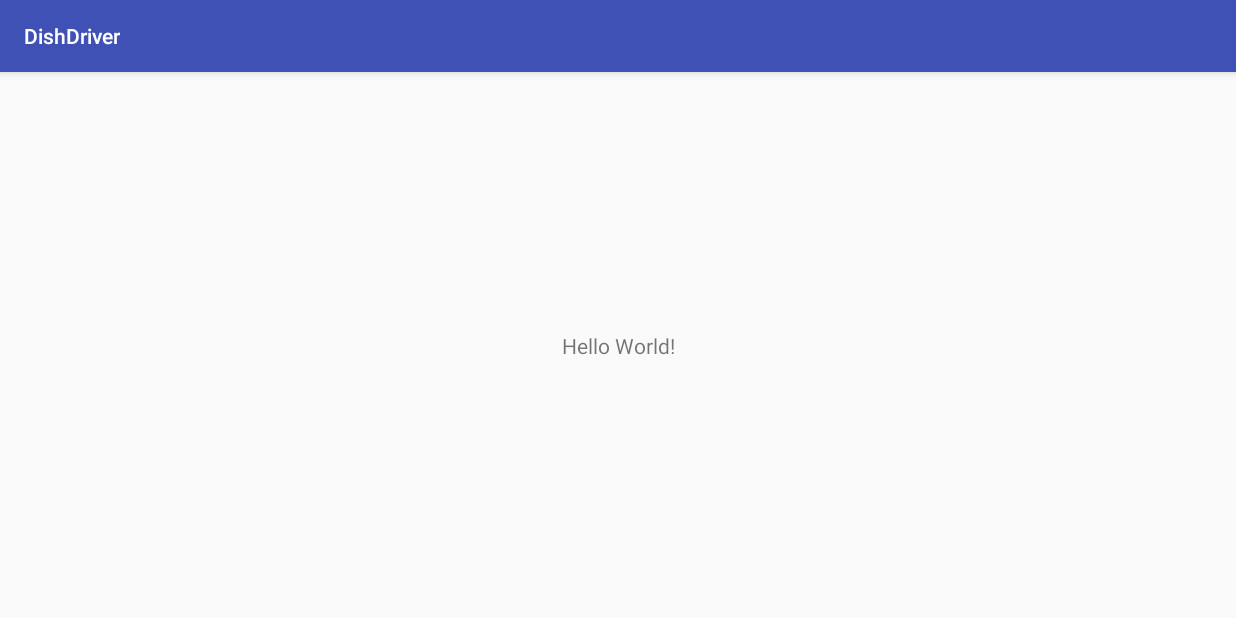
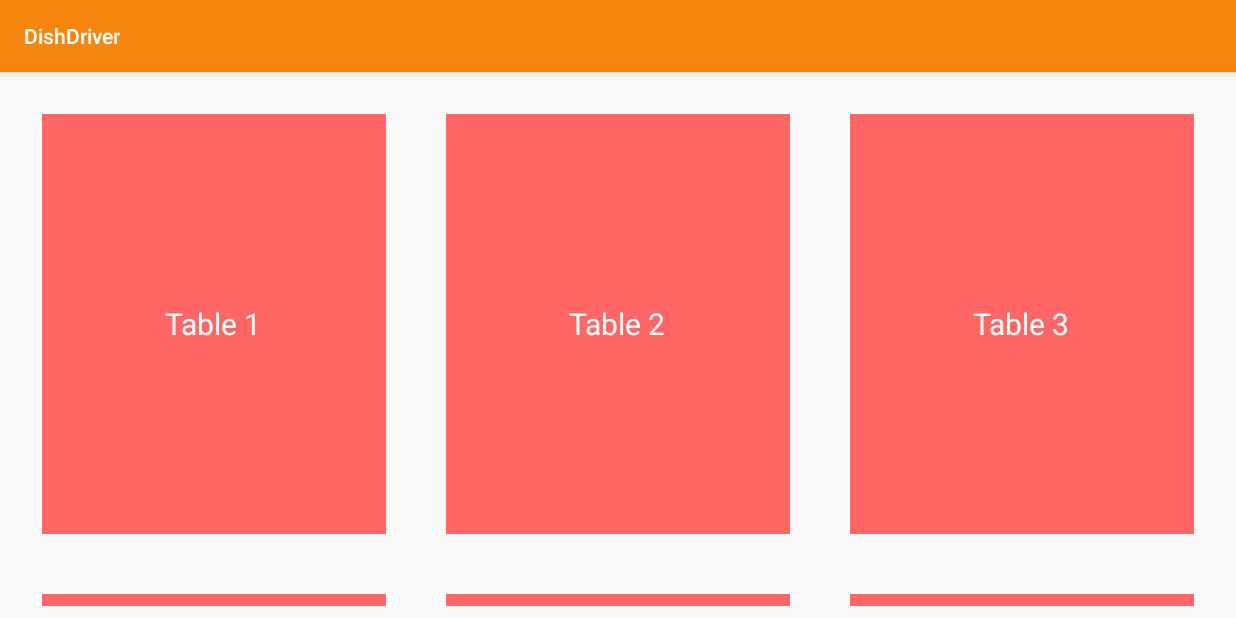
Before and after one commit to AlexArendsen/dishdriver, an Android app: the screen it shows after launch (MainActivity before the commit, TableActivity after it), on a phone screen of 824 x 412 dp (held sideways). Run offline under Robolectric (Android 15) with nearby library versions, the light colour scheme and no system bars; our stand-ins replace ButterKnife.

Commit message:
Began work on TableActivity. Added layout xml for card_table, and party dialog.

```diff
--- a/app/app/build.gradle
+++ b/app/app/build.gradle
@@ -25,8 +25,12 @@ dependencies {
         exclude group: 'com.android.support', module: 'support-annotations'
     })
     compile 'com.android.support:appcompat-v7:25.1.1'
+    compile 'com.android.support:support-v4:25.1.1'
+    compile 'com.android.support:recyclerview-v7:25.1.1'
     compile 'com.android.support.constraint:constraint-layout:1.0.2'
     testCompile 'junit:junit:4.12'
     compile 'com.squareup.retrofit2:retrofit:2.2.0'
     compile 'com.jakewharton:butterknife:8.5.1'
+    annotationProcessor 'com.jakewharton:butterknife-compiler:8.5.1'
+    compile 'org.greenrobot:eventbus:3.0.0'
 }
--- a/app/app/src/main/AndroidManifest.xml
+++ b/app/app/src/main/AndroidManifest.xml
@@ -17,6 +17,9 @@
                 <category android:name="android.intent.category.LAUNCHER" />
             </intent-filter>
         </activity>
+
+        <activity android:name=".TableActivity"
+            android:screenOrientation="landscape"/>
     </application>
 
 </manifest>
--- a/app/app/src/main/java/edu/ucf/cop4331c/dishdriver/MainActivity.java
+++ b/app/app/src/main/java/edu/ucf/cop4331c/dishdriver/MainActivity.java
@@ -1,5 +1,6 @@
 package edu.ucf.cop4331c.dishdriver;
 
+import android.content.Intent;
 import android.support.v7.app.AppCompatActivity;
 import android.os.Bundle;
 
@@ -9,5 +10,6 @@ public class MainActivity extends AppCompatActivity {
     protected void onCreate(Bundle savedInstanceState) {
         super.onCreate(savedInstanceState);
         setContentView(R.layout.activity_main);
+        startActivity(new Intent(this, TableActivity.class));
     }
 }
--- /dev/null
+++ b/app/app/src/main/java/edu/ucf/cop4331c/dishdriver/TableActivity.java
@@ -0,0 +1,40 @@
+package edu.ucf.cop4331c.dishdriver;
+
+import android.os.Bundle;
+import android.support.annotation.Nullable;
+import android.support.v7.app.AppCompatActivity;
+import android.support.v7.widget.GridLayoutManager;
+import android.support.v7.widget.LinearLayoutManager;
+import android.support.v7.widget.RecyclerView;
+
+import butterknife.BindView;
+import butterknife.ButterKnife;
+import edu.ucf.cop4331c.dishdriver.adapters.TableAdapter;
+
+/**
+ * Created by viviennedo on 3/14/17.
+ */
+
+public class TableActivity extends AppCompatActivity {
+
+    @BindView(R.id.tableRecyclerView)
+    RecyclerView mTableRecyclerView;
+
+    TableAdapter mTableAdapter;
+
+    @Override
+    protected void onCreate(@Nullable Bundle savedInstanceState) {
+        super.onCreate(savedInstanceState);
+        setContentView(R.layout.activity_table);
+        ButterKnife.bind(this);
+
+        GridLayoutManager gridLayoutManager = new GridLayoutManager(getApplicationContext(), 3);
+
+
+        mTableRecyclerView.setLayoutManager(gridLayoutManager);
+
+        mTableAdapter = new TableAdapter(getApplicationContext());
+
+        mTableRecyclerView.setAdapter(mTableAdapter);
+    }
+}
--- /dev/null
+++ b/app/app/src/main/java/edu/ucf/cop4331c/dishdriver/adapters/TableAdapter.java
@@ -0,0 +1,89 @@
+package edu.ucf.cop4331c.dishdriver.adapters;
+
+import android.content.Context;
+import android.support.v4.content.ContextCompat;
+import android.support.v7.widget.RecyclerView;
+import android.view.LayoutInflater;
+import android.view.View;
+import android.view.ViewGroup;
+import android.widget.TextView;
+import android.widget.Toast;
+
+import java.lang.ref.WeakReference;
+
+import butterknife.BindView;
+import butterknife.ButterKnife;
+import edu.ucf.cop4331c.dishdriver.R;
+import edu.ucf.cop4331c.dishdriver.dialogs.PartySizeDialog;
+
+/**
+ * Created by viviennedo on 3/14/17.
+ */
+
+public class TableAdapter extends RecyclerView.Adapter<TableAdapter.TableViewHolder> {
+    private WeakReference<Context> mContextWeakReference;
+
+    public TableAdapter(Context context) {
+        mContextWeakReference = new WeakReference<Context>(context);
+    }
+
+    @Override
+    public TableViewHolder onCreateViewHolder(ViewGroup parent, int viewType) {
+        if (mContextWeakReference.get() != null) {
+            View view = LayoutInflater.from(mContextWeakReference.get())
+                    .inflate(R.layout.card_table, parent, false);
+
+            TableViewHolder tableViewHolder = new TableViewHolder(view, new TableViewHolder.IMyViewHolderClicks() {
+                @Override
+                public void myOnClick(View caller, int position) {
+                    Context context = mContextWeakReference.get();
+                    Toast.makeText(context, "Table: " + String.valueOf(position) + " clicked.", Toast.LENGTH_SHORT).show();
+                    caller.setBackground(ContextCompat.getDrawable(context, R.color.colorPrimaryDark));
+                }
+            });
+
+            return tableViewHolder;
+        }
+
+        return null;
+    }
+
+    @Override
+    public void onBindViewHolder(TableViewHolder holder, int position) {
+        holder.mTableNameTextView.setText("Table " + String.valueOf(position + 1));
+    }
+
+    @Override
+    public int getItemCount() {
+        return 6;
+    }
+
+    static class TableViewHolder extends RecyclerView.ViewHolder implements View.OnClickListener {
+
+        TextView mTableNameTextView;
+
+        public IMyViewHolderClicks mListener;
+
+        public TableViewHolder(View itemView) {
+            super(itemView);
+            ButterKnife.bind(itemView);
+        }
+
+        public TableViewHolder(View itemView, IMyViewHolderClicks listener) {
+            super(itemView);
+            mTableNameTextView = (TextView) itemView.findViewById(R.id.tableNameTextView);
+            itemView.setOnClickListener(this);
+            mListener = listener;
+        }
+
+        @Override
+        public void onClick(View v) {
+            mListener.myOnClick(v, getLayoutPosition());
+        }
+
+        public interface IMyViewHolderClicks {
+            void myOnClick(View caller, int position);
+        }
+
+    }
+}
--- /dev/null
+++ b/app/app/src/main/res/layout/activity_table.xml
@@ -0,0 +1,13 @@
+<?xml version="1.0" encoding="utf-8"?>
+<LinearLayout xmlns:android="http://schemas.android.com/apk/res/android"
+    android:orientation="vertical" android:layout_width="match_parent"
+    android:layout_height="match_parent">
+
+    <android.support.v7.widget.RecyclerView
+        android:id="@+id/tableRecyclerView"
+        android:layout_width="match_parent"
+        android:layout_height="match_parent"
+        android:layout_gravity="center"
+        android:padding="8dp"/>
+
+</LinearLayout>
--- /dev/null
+++ b/app/app/src/main/res/layout/card_table.xml
@@ -0,0 +1,20 @@
+<?xml version="1.0" encoding="utf-8"?>
+<RelativeLayout xmlns:android="http://schemas.android.com/apk/res/android"
+    android:layout_width="match_parent"
+    android:layout_height="280dp"
+    android:background="@color/pinkRed"
+    android:orientation="vertical"
+    android:layout_margin="20dp">
+
+    <TextView
+        android:id="@+id/tableNameTextView"
+        android:layout_width="wrap_content"
+        android:layout_height="wrap_content"
+        android:layout_centerInParent="true"
+        android:text="1"
+        android:textSize="20sp"
+        android:textColor="@color/white"
+        android:gravity="center"
+        />
+
+</RelativeLayout>
--- a/app/app/src/main/res/values/colors.xml
+++ b/app/app/src/main/res/values/colors.xml
@@ -1,6 +1,10 @@
 <?xml version="1.0" encoding="utf-8"?>
 <resources>
-    <color name="colorPrimary">#3F51B5</color>
-    <color name="colorPrimaryDark">#303F9F</color>
-    <color name="colorAccent">#FF4081</color>
+    <color name="colorPrimary">#F6860E </color>
+    <color name="colorPrimaryDark">#D17819 </color>
+    <color name="colorAccent">#FFFFFF </color>
+    <color name="white">#FFFFFF </color>
+    <color name="black">#000000 </color>
+    <color name="pinkRed">#ff6666 </color>
+
 </resources>
```
Also changed, not shown: app/app/src/main/java/edu/ucf/cop4331c/dishdriver/dialogs/PartySizeDialog.java (added, +30 -0 lines), app/app/src/main/java/edu/ucf/cop4331c/dishdriver/events/ShowPartyDialogEvent.java (added, +8 -0 lines), app/app/src/main/res/layout/card_party.xml (added, +28 -0 lines), app/app/src/main/res/layout/dialog_party_size.xml (added, +25 -0 lines).
